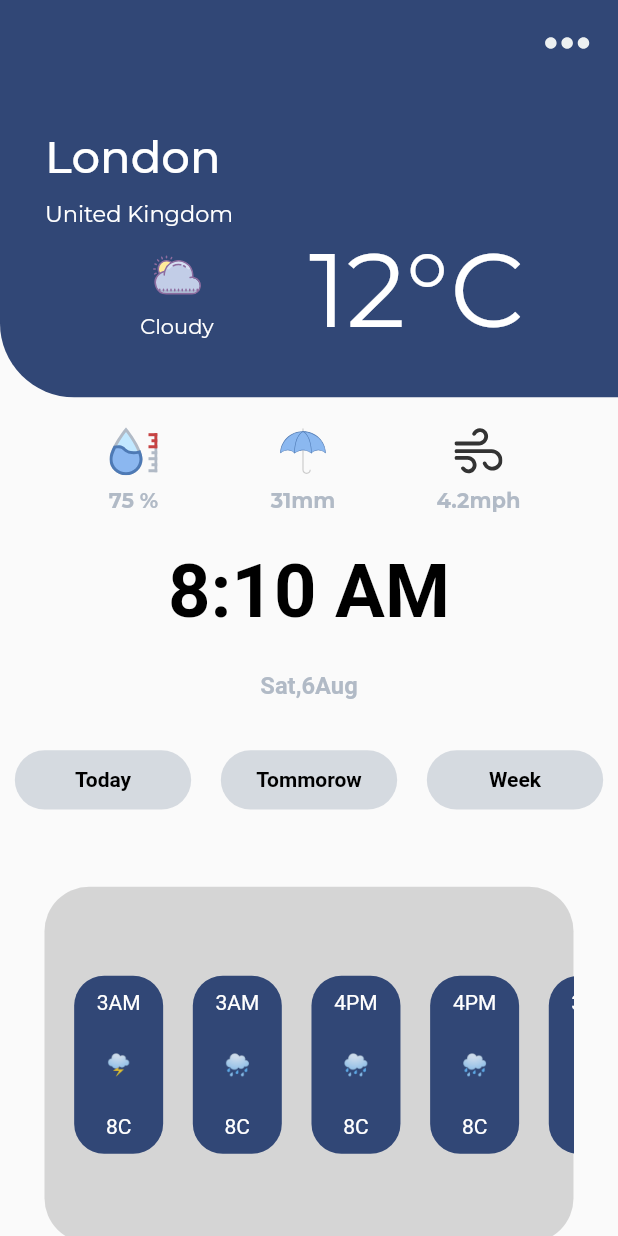
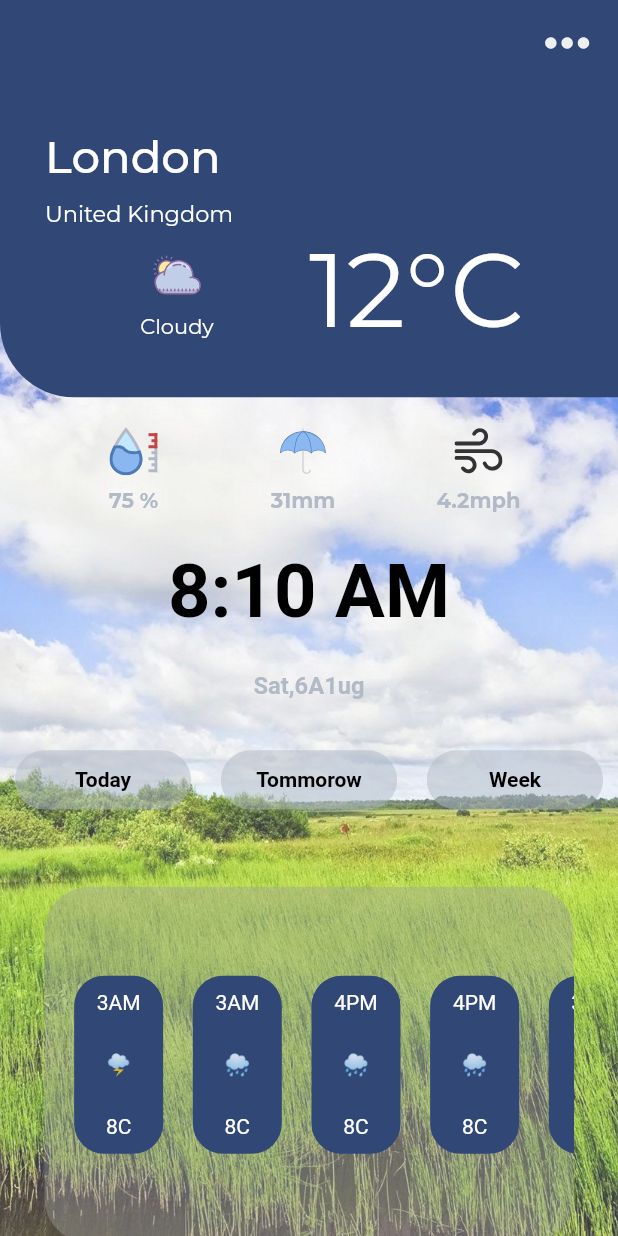
Before and after one commit to shivdvaio/weatherappdesign2, a Flutter app: the screen it shows after launch, on a phone screen of 412 x 824 dp. Run offline on Flutter 3.47's test engine with Material 2 defaults, Android fonts, the phone set to English and light mode, and no system bars; our stand-ins replace flutter_svg, google_fonts.

Commit message:
display updated

```diff
--- a/lib/Screen/weekScreen.dart
+++ b/lib/Screen/weekScreen.dart
@@ -66,8 +66,9 @@ class _BodyState extends State<Body> {
             Text(
               "Week",
               style: TextStyle(
+                fontFamily: "Acme",
                 color: Colors.white,
-                fontSize: 30,
+                fontSize: 40,
                 fontWeight: FontWeight.bold,
               ),
               textAlign: TextAlign.center,
--- a/lib/main.dart
+++ b/lib/main.dart
@@ -18,6 +18,7 @@ class MyApp extends StatelessWidget {
     return MaterialApp(
       debugShowCheckedModeBanner: false,
       home: Scaffold(
+
         appBar: AppBar(
           backgroundColor: Color(0xFF314776),
           elevation: 0,
@@ -48,6 +49,14 @@ class _BodyState extends State<Body> {
   Widget build(BuildContext context) {
     return SingleChildScrollView(
         child: SafeArea(
+      child: DecoratedBox(
+        decoration: BoxDecoration(
+
+            image: DecorationImage(
+                colorFilter: ColorFilter.mode(
+                    Colors.green.withOpacity(0.8), BlendMode.dstATop),
+                fit: BoxFit.cover,
+                image: AssetImage('assets/weather.jpg'))),
         child: Column(
 
           mainAxisAlignment: MainAxisAlignment.spaceEvenly,
@@ -66,6 +75,7 @@ class _BodyState extends State<Body> {
             ),
           ],
         ),
+      ),
     ));
   }
 }
--- a/lib/middlecoloumn.dart
+++ b/lib/middlecoloumn.dart
@@ -24,7 +24,6 @@ class middlecoloumn extends StatelessWidget {
                 children: [
                   rowchild(
                     iconSrc: "assets/meter.svg",
-
                     iconvalue: "75 %",
                   ),
                   rowchild(
@@ -51,7 +50,7 @@ class middlecoloumn extends StatelessWidget {
               ],
             ),
             Text(
-              "Sat,6Aug",
+              "Sat,6A1ug",
               style: TextStyle(
                   color: Color(0XffB1BAC6),
                   fontSize: Sizeconfig.defaultsize * 1.6,
@@ -61,13 +60,22 @@ class middlecoloumn extends StatelessWidget {
               child: Row(
                 children: [
                   daysrows(
+                    function: (){
+
+                    },
                     name: "Today",
                   ),
                   daysrows(
+                    function: (){
+
+                    },
                     name: "Tommorow",
                   ),
                   daysrows(
                     name: "Week",
+                    function: (){
+                      Navigator.push(context, MaterialPageRoute(builder: (context)=> weekScreen()));
+                    },
                   )
                 ],
               ),
@@ -91,9 +99,8 @@ class rowchild extends StatelessWidget {
       children: [
         IconButton(
           icon: SvgPicture.asset
-
-            (iconSrc,height: Sizeconfig.defaultsize * 4,
-          width: Sizeconfig.defaultsize * 4,),
+            (iconSrc,height: 40,
+          width: 40,),
         ),
         Text(
           iconvalue,
--- a/lib/uppercontainer.dart
+++ b/lib/uppercontainer.dart
@@ -50,10 +50,9 @@ class containerupper extends StatelessWidget {
                         IconButton(
                           icon: SvgPicture.asset(
 
-
                               'assets/shiv3.svg',
-                            height: Sizeconfig.defaultsize * 6,
-                            width: Sizeconfig.defaultsize * 6,
+                            height: 40,
+                            width: 40,
                          ),
                         ),
                         Text(
--- a/pubspec.yaml
+++ b/pubspec.yaml
@@ -51,3 +51,7 @@ flutter:
 
   assets:
     - assets/
+  fonts:
+    - family: Acme
+      fonts:
+        - asset: assets/fonts/Acme-Regular.ttf
```
Also changed, not shown: lib/DAYROQ.dart (+2 -32 lines), assets/fonts/Acme-Regular.ttf (added), assets/weather.jpg (added), 1 other file. Lines whose indentation alone changed are shown as unchanged.
